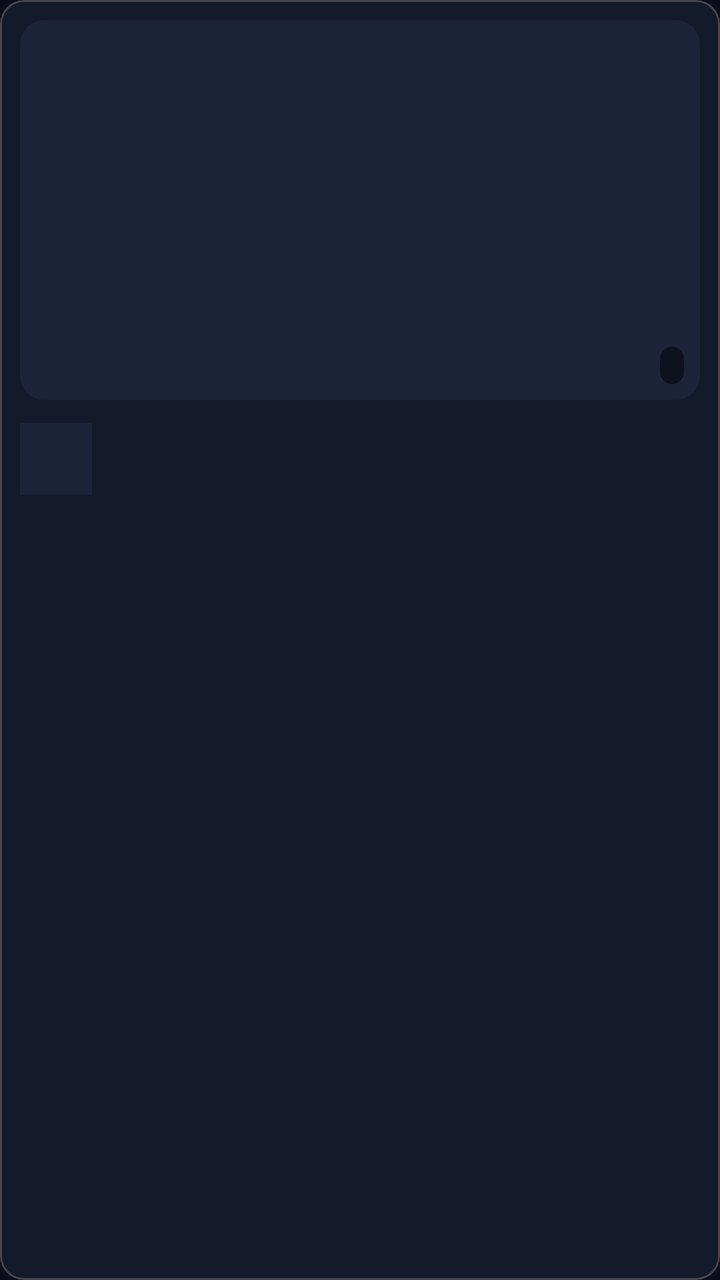
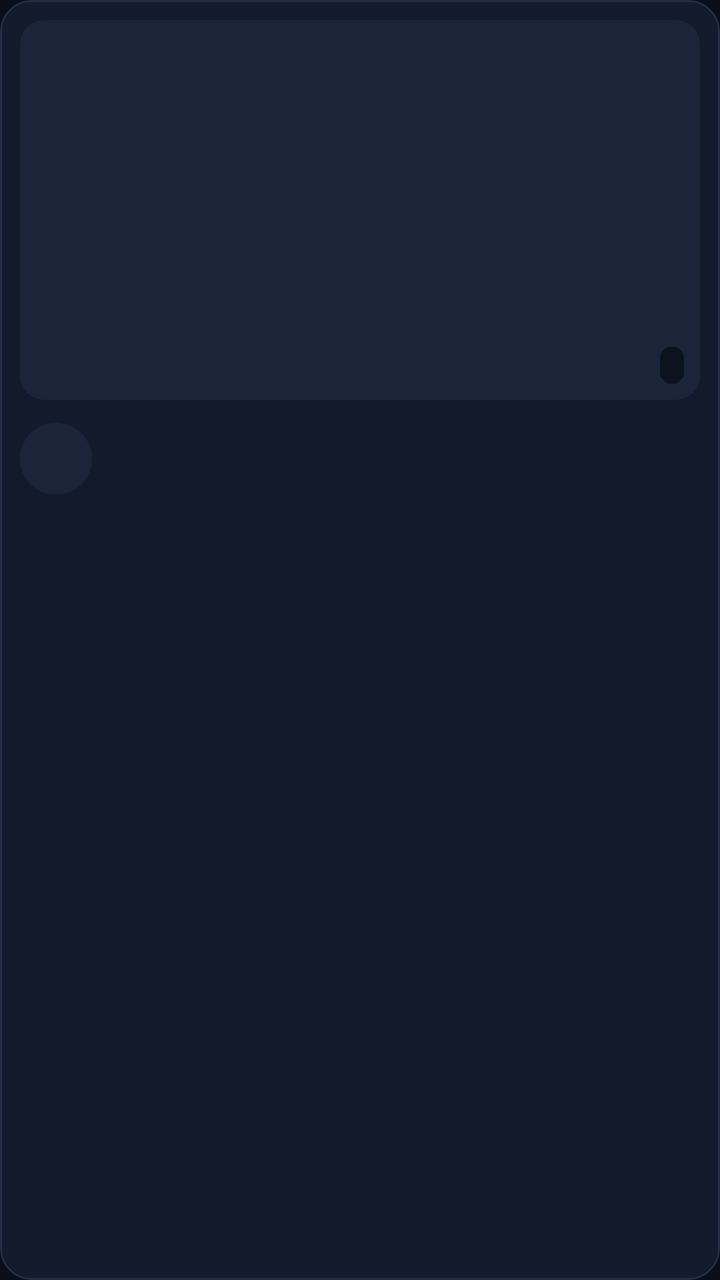

Before-and-after screenshots of an Android layout around one commit, followed by the original layout XML and the change that was made.
<!-- AndroidManifest.xml: application theme Theme.Vybe -->
<!-- res/layout/item_video.xml -->
<?xml version="1.0" encoding="utf-8"?>
<com.google.android.material.card.MaterialCardView xmlns:android="http://schemas.android.com/apk/res/android"
    xmlns:app="http://schemas.android.com/apk/res/auto"
    android:layout_width="match_parent"
    android:layout_height="wrap_content"
    android:layout_marginStart="16dp"
    android:layout_marginEnd="16dp"
    android:layout_marginTop="12dp"
    app:cardBackgroundColor="@color/surface"
    app:cardCornerRadius="16dp"
    app:cardElevation="0dp"
    app:strokeColor="@color/border"
    app:strokeWidth="1dp">

    <LinearLayout
        android:layout_width="match_parent"
        android:layout_height="wrap_content"
        android:orientation="vertical"
        android:padding="10dp">

        <FrameLayout
            android:layout_width="match_parent"
            android:layout_height="wrap_content">

            <com.google.android.material.imageview.ShapeableImageView
                android:id="@+id/v_thumb"
                android:layout_width="match_parent"
                android:layout_height="190dp"
                android:scaleType="centerCrop"
                app:shapeAppearanceOverlay="@style/RoundedThumb"
                android:background="@drawable/bg_thumb_placeholder"
                android:contentDescription="@string/app_name" />

            <TextView
                android:id="@+id/v_duration"
                android:layout_width="wrap_content"
                android:layout_height="wrap_content"
                android:layout_gravity="bottom|end"
                android:layout_margin="8dp"
                android:background="@drawable/bg_duration_badge"
                android:paddingStart="6dp"
                android:paddingEnd="6dp"
                android:paddingTop="2dp"
                android:paddingBottom="2dp"
                android:textColor="@color/text"
                android:textSize="11sp" />
        </FrameLayout>

        <LinearLayout
            android:layout_width="match_parent"
            android:layout_height="wrap_content"
            android:orientation="horizontal"
            android:layout_marginTop="10dp"
            android:gravity="center_vertical">

            <com.google.android.material.imageview.ShapeableImageView
                android:id="@+id/v_avatar"
                android:layout_width="36dp"
                android:layout_height="36dp"
                android:scaleType="centerCrop"
                app:shapeAppearanceOverlay="@style/CircleAvatar"
                android:background="@color/surface2"
                android:contentDescription="@string/app_name" />

            <LinearLayout
                android:layout_width="0dp"
                android:layout_height="wrap_content"
                android:layout_weight="1"
                android:orientation="vertical"
                android:layout_marginStart="10dp">

                <TextView
                    android:id="@+id/v_title"
                    android:layout_width="match_parent"
                    android:layout_height="wrap_content"
                    android:maxLines="2"
                    android:ellipsize="end"
                    android:textColor="@color/text"
                    android:textSize="15sp"
                    android:textStyle="bold" />

                <TextView
                    android:id="@+id/v_meta"
                    android:layout_width="match_parent"
                    android:layout_height="wrap_content"
                    android:layout_marginTop="2dp"
                    android:maxLines="1"
                    android:ellipsize="end"
                    android:textColor="@color/text_muted"
                    android:textSize="12sp" />
            </LinearLayout>
        </LinearLayout>
    </LinearLayout>
</com.google.android.material.card.MaterialCardView>
<!-- resources referenced by this layout -->
<resources>
  <color name="border">#232D45</color>
  <color name="surface">#131A2B</color>
  <color name="surface2">#1B2438</color>
  <color name="text">#F4F7FF</color>
  <color name="text_muted">#93A0B8</color>
  <!-- drawable bg_duration_badge (drawable) -->
  <?xml version="1.0" encoding="utf-8"?>
  <shape xmlns:android="http://schemas.android.com/apk/res/android">
      <solid android:color="@color/badge_bg" />
      <corners android:radius="6dp" />
  </shape>
  <!-- drawable bg_thumb_placeholder (drawable) -->
  <?xml version="1.0" encoding="utf-8"?>
  <shape xmlns:android="http://schemas.android.com/apk/res/android">
      <solid android:color="@color/surface2" />
      <corners android:radius="12dp" />
  </shape>
  <string name="app_name">Vybe</string>
  <style name="CircleAvatar" parent="">
          <item name="cornerFamily">rounded</item>
          <item name="cornerSize">50%</item>
      </style>
  <style name="RoundedThumb" parent="">
          <item name="cornerFamily">rounded</item>
          <item name="cornerSize">12dp</item>
      </style>
  <style name="Theme.Vybe" parent="Theme.Material3.Dark.NoActionBar">
          <item name="colorPrimary">@color/accent</item>
          <item name="colorOnPrimary">@color/text</item>
          <item name="colorSecondary">@color/accent2</item>
          <item name="colorOnSecondary">@color/bg</item>
          <item name="colorSurface">@color/surface</item>
          <item name="colorOnSurface">@color/text</item>
          <item name="android:colorBackground">@color/bg</item>
          <item name="android:windowBackground">@color/bg</item>
          <item name="android:statusBarColor">@color/bg</item>
          <item name="android:navigationBarColor">@color/bg</item>
          <item name="colorControlActivated">@color/accent</item>
      </style>
  <color name="badge_bg">#CC0A0E1A</color>
  <color name="accent">#7C4DFF</color>
  <color name="accent2">#00E5FF</color>
  <color name="bg">#0A0E1A</color>
</resources>

<!-- the commit's change to res/layout/item_video.xml (unified diff, before → after) -->
@@ -1,6 +1,6 @@
 <?xml version="1.0" encoding="utf-8"?>
 <com.google.android.material.card.MaterialCardView xmlns:android="http://schemas.android.com/apk/res/android"
-    xmlns:app="http://schemas.android.com/apk/res/auto"
+    xmlns:app="http://schemas.android.com/apk/res-auto"
     android:layout_width="match_parent"
     android:layout_height="wrap_content"
     android:layout_marginStart="16dp"
